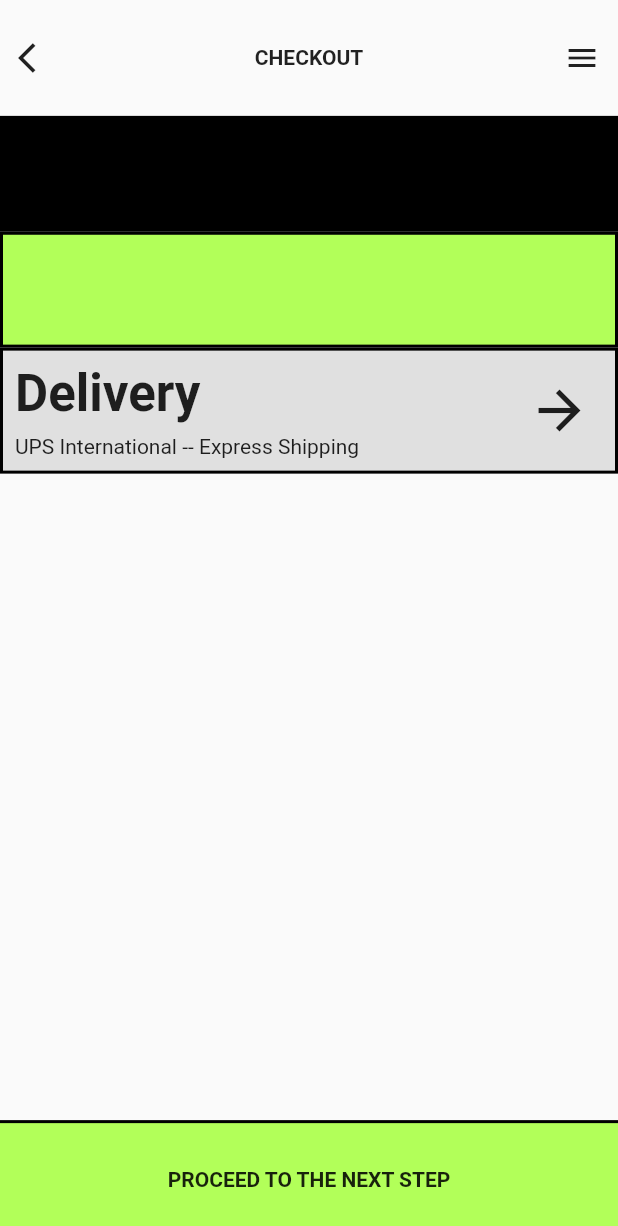
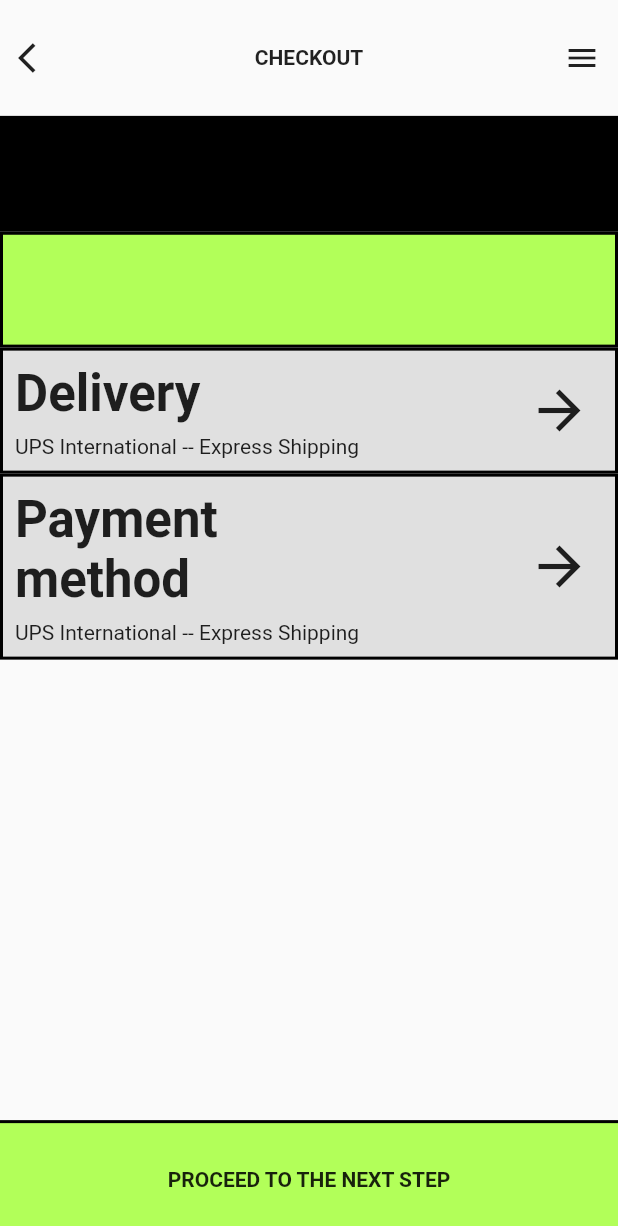
Before and after one commit to JAICHANGPARK/flutter_notebook_8th_story, a Flutter app: the screen it shows after launch, on a phone screen of 412 x 824 dp. Shown: the top 1226 px of the screen. Run offline on Flutter 3.47's test engine with Material 2 defaults, Android fonts, the phone set to English and light mode, and no system bars; our stand-ins replace google_fonts; Roboto replaces fonts that are missing (Alata).

Commit message:
Update fashion_store_page.dart

```diff
--- a/lib/ep561_fashion_store_app/fashion_store_page.dart
+++ b/lib/ep561_fashion_store_app/fashion_store_page.dart
@@ -77,6 +77,36 @@ class _FashionMainPageState extends State<FashionMainPage> {
                           IconButton(icon: Icon(Icons.arrow_forward), iconSize: 42, onPressed: () {})
                         ],
                       ),
+                    ),
+                    Container(
+                      decoration: BoxDecoration(border: Border.all(color: Colors.black, width: 2),
+                          color: Colors.grey[300]),
+                      padding: EdgeInsets.symmetric(horizontal: 8, vertical: 8),
+                      child: Row(
+                        children: [
+                          Column(
+                            crossAxisAlignment: CrossAxisAlignment.start,
+                            children: [
+                              Text(
+                                "Payment",
+                                style: GoogleFonts.alata(fontWeight: FontWeight.bold, fontSize: 34),
+                              ),
+                              Text(
+                                "method",
+                                style: GoogleFonts.alata(fontWeight: FontWeight.bold, fontSize: 34),
+                              ),
+                              SizedBox(
+                                height: 8,
+                              ),
+                              Text(
+                                "UPS International -- Express Shipping",
+                              )
+                            ],
+                          ),
+                          Spacer(),
+                          IconButton(icon: Icon(Icons.arrow_forward), iconSize: 42, onPressed: () {})
+                        ],
+                      ),
                     )
                   ],
                 )),
```
